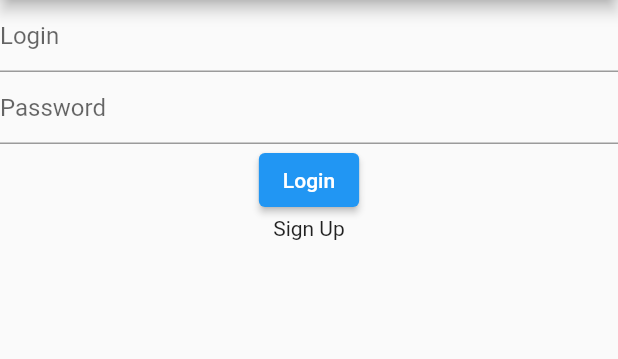
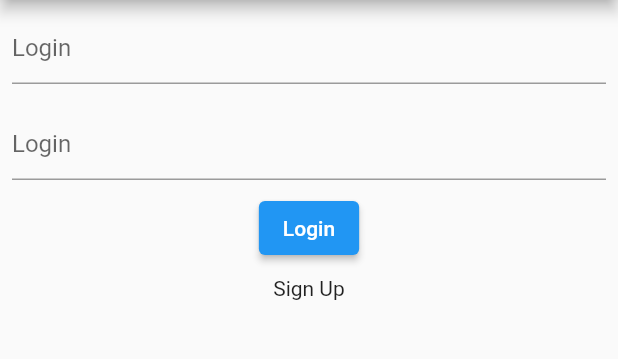
Before and after one commit to hawkbee1/bluevsred, a Flutter app: the screen it shows after launch, on a phone screen of 412 x 824 dp, the part 84-443 px from its top. Run offline on Flutter 3.47's test engine with Material 2 defaults, Android fonts, the phone set to English and light mode, and no system bars; our stand-ins replace bloc, flutter_bloc; generated files the repository leaves out were written again.

Commit message:
[orange] Adjust translations

```diff
--- a/lib/counter/view/counter_page.dart
+++ b/lib/counter/view/counter_page.dart
@@ -29,7 +29,7 @@ class CounterView extends StatelessWidget {
   Widget build(BuildContext context) {
     final l10n = context.l10n;
     return Scaffold(
-      appBar: AppBar(title: Text(l10n.counterAppBarTitle)),
+      appBar: AppBar(title: Text(l10n.appBarTitle)),
       body: const Center(child: CounterText()),
       floatingActionButton: Column(
         mainAxisAlignment: MainAxisAlignment.end,
--- /dev/null
+++ b/lib/l10n/arb/app_fr.arb
@@ -0,0 +1,23 @@
+{
+    "@@locale": "fr",
+    "appBarTitle": "Blue vs Red",
+    "@appBarTitle": {
+        "description": "Texte par défaut dans les appBar de l'application"
+    },
+    "loginFieldText": "Login",
+    "@loginFieldText": {
+        "description": "Texte par défaut dans le champ de login"
+    },
+    "passwordFieldText": "Password",
+    "@passwordFieldText": {
+        "description": "Texte par défaut dans le champ de mot de passe"
+    },
+    "loginButtonText": "Login",
+    "@loginButtonText": {
+        "description": "Texte par défaut du bouton de login"
+    },
+    "signUpButtonText": "Sign Up",
+    "@signUpButtonText": {
+        "description": "Texte par défaut du bouton de signUp"
+    }
+}
--- a/lib/login/view/login_page.dart
+++ b/lib/login/view/login_page.dart
@@ -1,3 +1,5 @@
+import 'package:bluevsred/l10n/l10n.dart';
+import 'package:bluevsred/shared/app_text_field.dart';
 import 'package:flutter/material.dart';
 
 class LoginPage extends StatelessWidget {
@@ -5,6 +7,7 @@ class LoginPage extends StatelessWidget {
 
   @override
   Widget build(BuildContext context) {
+    final l10n = context.l10n;
     return Scaffold(
       appBar: AppBar(
         centerTitle: true,
@@ -12,28 +15,30 @@ class LoginPage extends StatelessWidget {
       ),
       body: Center(
         child: Column(
-          crossAxisAlignment: CrossAxisAlignment.center,
           children: [
-            const TextField(
-              key: Key('loginTextField'),
-              decoration: InputDecoration(hintText: 'Login'),
+            AppTextField(
+              appTextFieldKey: const Key('loginTextField'),
+              appTextFieldHintText: l10n.loginFieldText,
             ),
-            const TextField(
-              key: Key('passwordTextField'),
-              decoration: InputDecoration(hintText: 'Password'),
+            AppTextField(
+              appTextFieldKey: const Key('passwordTextField'),
+              appTextFieldHintText: l10n.loginFieldText,
             ),
             ElevatedButton(
               key: const Key('LoginButton'),
               onPressed: () {
                 // Routes.sailor.navigate('/BoardPage');
               },
-              child: const Text('Login'),
+              child: Text(l10n.loginButtonText),
             ),
-            InkWell(
-              onTap: () {
-                // Routes.sailor.navigate('/GdprLandingPage');
-              },
-              child: const Text('Sign Up'),
+            Padding(
+              padding: const EdgeInsets.all(8),
+              child: InkWell(
+                onTap: () {
+                  // Routes.sailor.navigate('/GdprLandingPage');
+                },
+                child: Text(l10n.signUpButtonText),
+              ),
             )
           ],
         ),
--- /dev/null
+++ b/lib/shared/app_text_field.dart
@@ -0,0 +1,25 @@
+import 'package:flutter/material.dart';
+
+class AppTextField extends StatelessWidget {
+  const AppTextField({
+    Key? key,
+    required Key appTextFieldKey,
+    required String appTextFieldHintText,
+  })  : _appTextFieldKey = appTextFieldKey,
+        _appTextFieldHintText = appTextFieldHintText,
+        super(key: key);
+
+  final Key _appTextFieldKey;
+  final String _appTextFieldHintText;
+
+  @override
+  Widget build(BuildContext context) {
+    return Padding(
+      padding: const EdgeInsets.all(8),
+      child: TextField(
+        key: _appTextFieldKey,
+        decoration: InputDecoration(hintText: _appTextFieldHintText),
+      ),
+    );
+  }
+}
```
Also changed, not shown: lib/l10n/arb/app_en.arb (+19 -3 lines), lib/l10n/arb/app_es.arb (deleted, +0 -7 lines), pubspec.yaml (+7 -8 lines), pubspec.lock, 1 other file.
